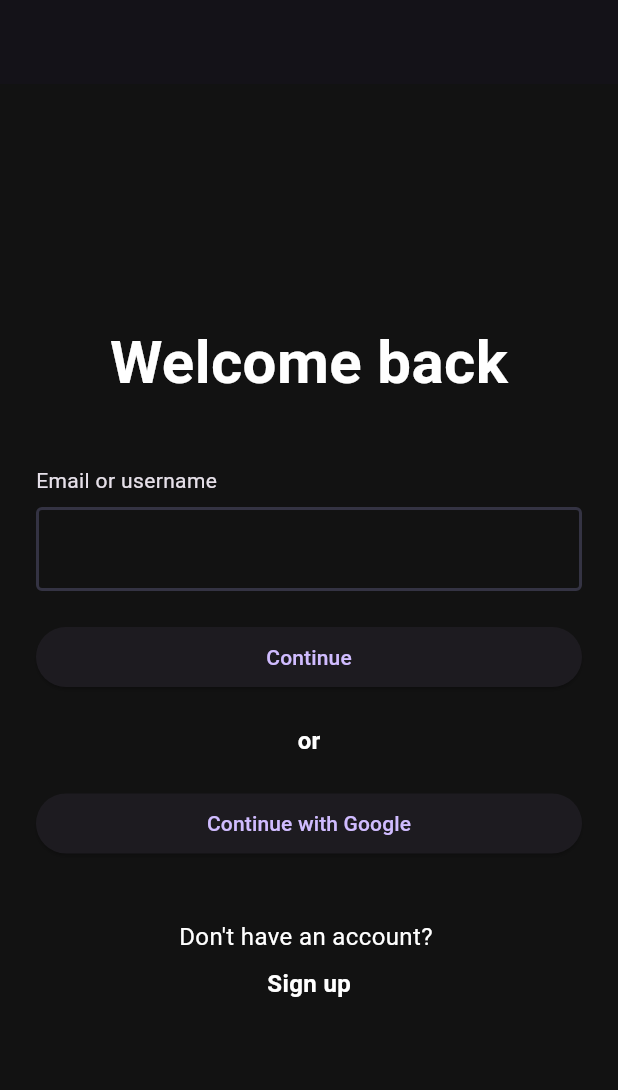
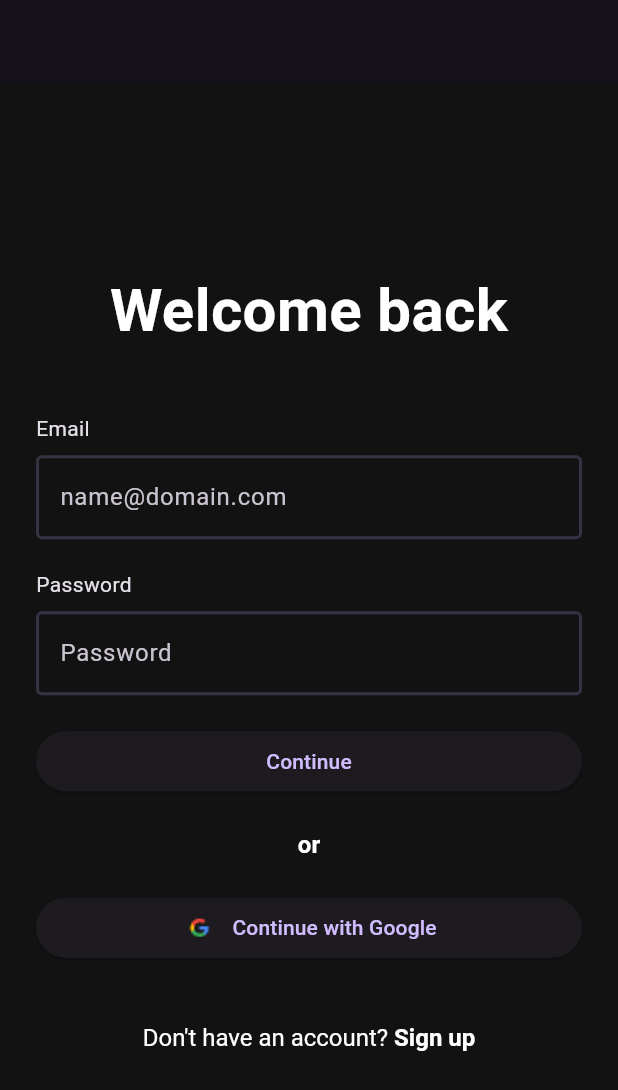
Before and after one commit to Saket5629/muzic, a Flutter app: the screen it shows after launch, after a tap on "Continue with Google", on a phone screen of 412 x 824 dp. Shown: the top 1090 px of the screen. Run offline on Flutter 3.47's test engine with Material 3 defaults, Android fonts, the phone set to English and light mode, and no system bars; our stand-ins replace firebase_auth, firebase_core, go_router, google_sign_in; accounts and stored records are empty.

Commit message:
feat: Implement Firebase authentication with Google Sign-In, including necessary configurations and assets for both Android and iOS.

```diff
--- a/client/analysis_options.yaml
+++ b/client/analysis_options.yaml
@@ -7,6 +7,9 @@
 
 # The following line activates a set of recommended lints for Flutter apps,
 # packages, and plugins designed to encourage good coding practices.
+analyzer:
+  errors:
+    use_build_context_synchronously: ignore
 include: package:flutter_lints/flutter.yaml
 
 linter:
--- /dev/null
+++ b/client/lib/constants/assets_constants.dart
@@ -0,0 +1,4 @@
+class AssetsConstants {
+  static const String googleIcon = 'assets/icons/google.svg';
+  static const String googleIconPng = 'assets/icons/google.png';
+}
--- /dev/null
+++ b/client/lib/core/services/auth_services.dart
@@ -0,0 +1,105 @@
+import 'dart:developer';
+
+import 'package:firebase_auth/firebase_auth.dart';
+import 'package:google_sign_in/google_sign_in.dart';
+
+class AuthService {
+  final FirebaseAuth _auth = FirebaseAuth.instance;
+  final GoogleSignIn _googleSignIn = GoogleSignIn();
+
+  // Get current user
+  User? get currentUser => _auth.currentUser;
+
+  // Auth state changes stream
+  Stream<User?> get authStateChanges => _auth.authStateChanges();
+
+  // Sign in with Google
+  Future<UserCredential?> signInWithGoogle() async {
+    try {
+      // Trigger the authentication flow
+      final GoogleSignInAccount? googleUser = await _googleSignIn.signIn();
+
+      if (googleUser == null) {
+        // User canceled the sign-in
+        log('❌ User canceled Google Sign-In');
+        return null;
+      }
+
+      log('✅ Google account selected: ${googleUser.email}');
+
+      // Obtain the auth details from the request
+      final GoogleSignInAuthentication googleAuth = await googleUser.authentication;
+
+      // Create a new credential
+      final credential = GoogleAuthProvider.credential(accessToken: googleAuth.accessToken, idToken: googleAuth.idToken);
+
+      log('✅ Google credentials obtained');
+
+      // Sign in to Firebase with the Google credential
+      final userCredential = await _auth.signInWithCredential(credential);
+
+      log('✅ Signed in to Firebase: ${userCredential.user?.email}');
+
+      return userCredential;
+    } on FirebaseAuthException catch (e) {
+      log('❌ Firebase Auth Error: ${e.code} - ${e.message}');
+      rethrow;
+    } catch (e) {
+      log('❌ Error signing in with Google: $e');
+      rethrow;
+    }
+  }
+
+  // Sign out
+  Future<void> signOut() async {
+    try {
+      await Future.wait([_auth.signOut(), _googleSignIn.signOut()]);
+      log('✅ User signed out successfully');
+    } catch (e) {
+      log('❌ Error signing out: $e');
+      rethrow;
+    }
+  }
+
+  // Delete account
+  Future<void> deleteAccount() async {
+    try {
+      await currentUser?.delete();
+      await _googleSignIn.signOut();
+      log('✅ Account deleted successfully');
+    } catch (e) {
+      log('❌ Error deleting account: $e');
+      rethrow;
+    }
+  }
+
+  // Check if user is signed in
+  bool isSignedIn() {
+    return currentUser != null;
+  }
+
+  // Get user display name
+  String? getUserDisplayName() {
+    return currentUser?.displayName;
+  }
+
+  // Get user email
+  String? getUserEmail() {
+    return currentUser?.email;
+  }
+
+  // Get user photo URL
+  String? getUserPhotoUrl() {
+    return currentUser?.photoURL;
+  }
+
+  // Get user ID
+  String? getUserId() {
+    return currentUser?.uid;
+  }
+
+  // Check if this is a new user (useful for showing onboarding)
+  bool isNewUser(UserCredential userCredential) {
+    return userCredential.additionalUserInfo?.isNewUser ?? false;
+  }
+}
--- a/client/lib/features/auth/view/pages/login_screen.dart
+++ b/client/lib/features/auth/view/pages/login_screen.dart
@@ -1,4 +1,6 @@
+import 'package:client/constants/assets_constants.dart';
 import 'package:client/core/screen_names.dart';
+import 'package:client/core/services/auth_services.dart';
 import 'package:client/features/auth/view/widgets/custom_text_field.dart';
 import 'package:go_router/go_router.dart';
 import 'package:flutter/material.dart';
@@ -29,8 +31,11 @@ class _LoginScreenState extends State<LoginScreen> {
             child: Column(
               crossAxisAlignment: CrossAxisAlignment.start,
               children: [
-                const Padding(padding: EdgeInsets.only(bottom: 8.0), child: Text("Email or username")),
-                const CustomTextField(),
+                const Padding(padding: EdgeInsets.only(bottom: 8.0), child: Text("Email")),
+                const CustomTextField(hintText: "name@domain.com",),
+                const SizedBox(height: 20),
+                const Padding(padding: EdgeInsets.only(bottom: 8.0), child: Text("Password")),
+                const CustomTextField(hintText: "Password",),
                 const SizedBox(height: 20),
                 SizedBox(
                   width: double.infinity,
@@ -46,24 +51,48 @@ class _LoginScreenState extends State<LoginScreen> {
                 const SizedBox(height: 20),
                 SizedBox(
                   width: double.infinity,
-                  child: ElevatedButton(onPressed: () {}, child: const Text("Continue with Google")),
+                  child: ElevatedButton(onPressed: () async {
+                    final authService = AuthService();
+                    try {
+                      final userCredential = await authService.signInWithGoogle();
+                      if (!mounted) return;
+                      if (userCredential != null) {
+                        context.pushNamed(ScreenNames.signUpProcessScreen);
+                      }
+                    }
+                    catch (e) {
+                      if (!mounted) return;
+                      ScaffoldMessenger.of(context).showSnackBar(
+                        SnackBar(content: Text('Login failed: $e')),
+                      );
+                    }
+                  }, child: Row(
+                    mainAxisAlignment: MainAxisAlignment.center,
+                    children: [
+                      Image.asset(AssetsConstants.googleIconPng, width: 24, height: 24),
+                      const SizedBox(width: 10,),
+                      const Text("Continue with Google"),
+                    ],
+                  )),
                 ),
                 const SizedBox(height: 40),
                 Center(
-                  child: Column(
-                    children: [
-                      const Text("Don't have an account? ", style: TextStyle(color: Colors.white, fontSize: 16)),
-                      const SizedBox(height: 8),
-                      GestureDetector(
-                        onTap: () {
-                          context.pushReplacementNamed(ScreenNames.signUpScreen);
-                        },
-                        child: const Text(
-                          "Sign up",
-                          style: TextStyle(color: Colors.white, fontWeight: FontWeight.bold, fontSize: 16),
-                        ),
+                  child: GestureDetector(
+                    onTap: () {
+                      context.pushReplacementNamed(ScreenNames.signUpScreen);
+                    },
+                    child: RichText(
+                      text: TextSpan(
+                        text: "Don't have an account? ",
+                        style: TextStyle(color: Colors.white, fontSize: 16),
+                        children: [
+                          TextSpan(
+                            text: "Sign up",
+                            style: TextStyle(color: Colors.white, fontWeight: FontWeight.bold, fontSize: 16),
+                          ),
+                        ],
                       ),
-                    ],
+                    ),
                   ),
                 ),
               ],
--- a/client/lib/main.dart
+++ b/client/lib/main.dart
@@ -1,8 +1,20 @@
+import 'dart:developer';
+
 import 'package:client/core/app_routing_manager/app_routing_manager.dart';
 import 'package:client/core/theme/theme.dart';
 import 'package:flutter/material.dart';
+import 'package:firebase_core/firebase_core.dart';
 
-void main() {
+void main() async {
+  WidgetsFlutterBinding.ensureInitialized();
+
+  try {
+    await Firebase.initializeApp();
+    log('✅ Firebase initialized successfully!');
+  } catch (e) {
+    log('❌ Firebase initialization error: $e');
+  }
+
   runApp(const MyApp());
 }
 
--- a/client/pubspec.yaml
+++ b/client/pubspec.yaml
@@ -31,6 +31,9 @@ dependencies:
   flutter:
     sdk: flutter
   go_router: ^16.0.0
+  firebase_core: ^3.6.0
+  firebase_auth: ^5.3.1
+  google_sign_in: ^6.2.1
 
   # The following adds the Cupertino Icons font to your application.
   # Use with the CupertinoIcons class for iOS style icons.
@@ -57,6 +60,8 @@ flutter:
   # included with your application, so that you can use the icons in
   # the material Icons class.
   uses-material-design: true
+  assets:
+    - assets/icons/
 
   # To add assets to your application, add an assets section, like this:
   # assets:
```
Also changed, not shown: client/lib/features/auth/view/pages/signup_process_screen.dart (+16 -22 lines), client/lib/features/auth/view/pages/signup_screen.dart (+42 -14 lines), client/assets/icons/google.png (added), client/assets/icons/google.svg (added), client/pubspec.lock, 13 other files.
